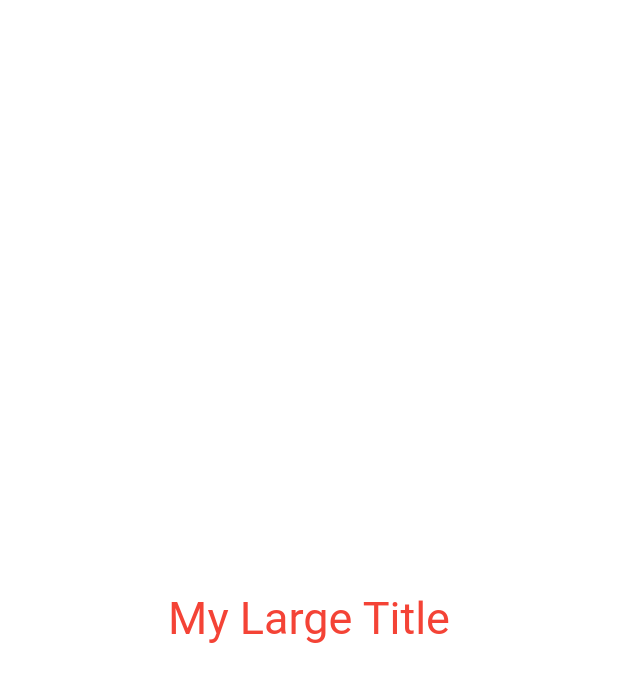
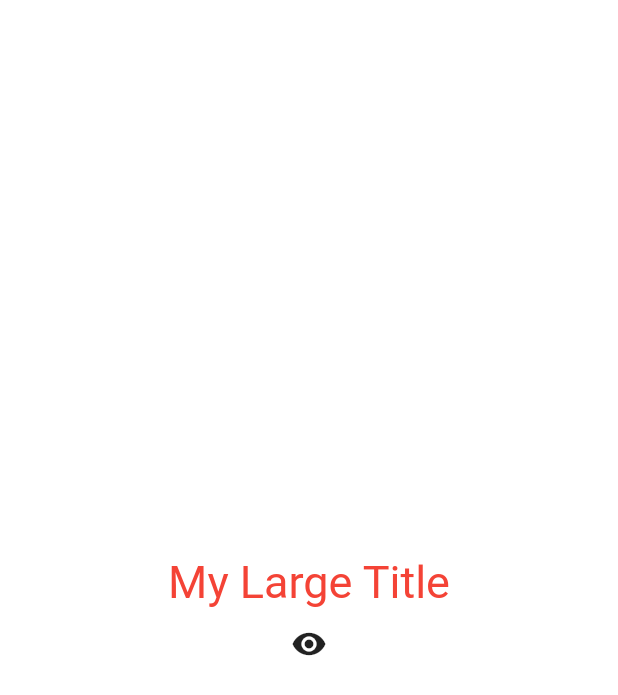
Before and after one commit to kyu1204/Flutter, a Flutter app: the screen it shows after launch, on a phone screen of 412 x 824 dp. Shown: the top 695 px of the screen. Run offline on Flutter 3.47's test engine with Material 2 defaults, Android fonts, the phone set to English and light mode, and no system bars.

Commit message:
vault backup: 2023-01-30 20:58:59

```diff
--- a/Code/state/lib/main.dart
+++ b/Code/state/lib/main.dart
@@ -20,6 +20,14 @@ class _AppState extends State<App> {
   //   });
   // }
 
+  bool showTitle = true;
+
+  void titleToggle() {
+    setState(() {
+      showTitle = !showTitle;
+    });
+  }
+
   @override
   Widget build(BuildContext context) {
     return MaterialApp(
@@ -35,8 +43,12 @@ class _AppState extends State<App> {
         body: Center(
           child: Column(
             mainAxisAlignment: MainAxisAlignment.center,
-            children: const [
-              MyLargeTitle(),
+            children: [
+              showTitle ? const MyLargeTitle() : const Text("noting"),
+              IconButton(
+                onPressed: titleToggle,
+                icon: const Icon(Icons.remove_red_eye),
+              )
               // Text(
               //   "$counter",
               //   style: const TextStyle(
```
Also changed, not shown: 1 other file.
